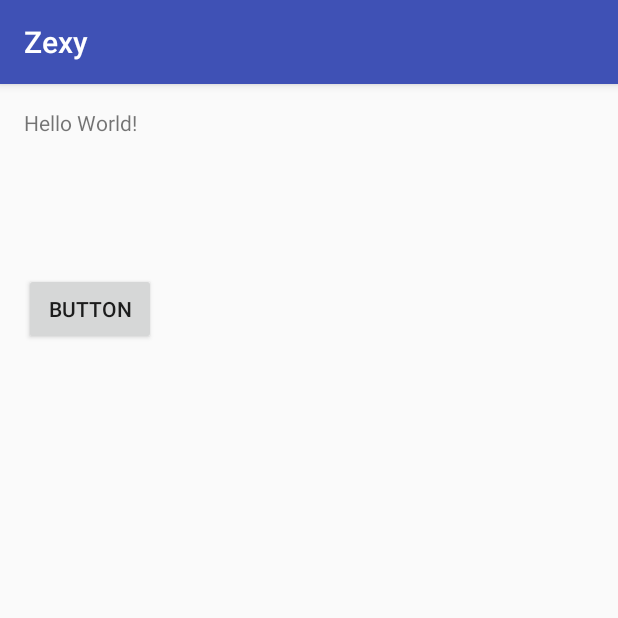
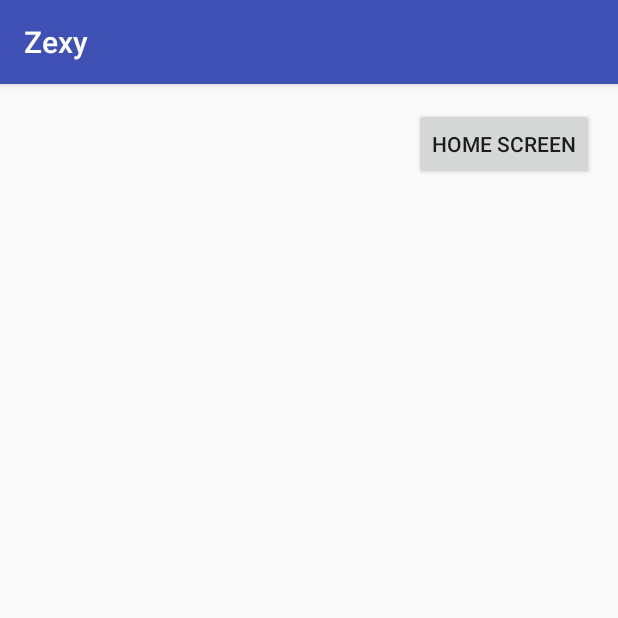
Before and after one commit to zexywarrior/dchack2016, an Android app: the screen it shows after launch (MainActivity), on a phone screen of 412 x 824 dp, the top half of it. Run offline under Robolectric (Android 15) with nearby library versions, the phone set to English and light mode, and no system bars.

Commit message:
Home Page Done

```diff
--- a/Zexy/app/src/main/AndroidManifest.xml
+++ b/Zexy/app/src/main/AndroidManifest.xml
@@ -15,6 +15,7 @@
                 <category android:name="android.intent.category.LAUNCHER" />
             </intent-filter>
         </activity>
+        <activity android:name=".LaunchActivity"></activity>
     </application>
 
 </manifest>
--- a/Zexy/app/src/main/java/com/example/elliscrawford/zexy/MainActivity.java
+++ b/Zexy/app/src/main/java/com/example/elliscrawford/zexy/MainActivity.java
@@ -1,5 +1,6 @@
 package com.example.elliscrawford.zexy;
 
+import android.content.Intent;
 import android.support.v7.app.AppCompatActivity;
 import android.os.Bundle;
 import android.view.View;
@@ -13,7 +14,8 @@ public class MainActivity extends AppCompatActivity {
         setContentView(R.layout.activity_main);
     }
 
-    public void buttonPressed(View view) {
-        Toast.makeText(MainActivity.this,"button was pressed", Toast.LENGTH_SHORT);
+    public void Screen1(View view) {
+        Intent i = new Intent(MainActivity.this, LaunchActivity.class);
+        startActivity(i);
     }
 }
--- a/Zexy/app/src/main/res/layout/activity_main.xml
+++ b/Zexy/app/src/main/res/layout/activity_main.xml
@@ -10,17 +10,17 @@
     android:paddingTop="@dimen/activity_vertical_margin"
     tools:context="com.example.elliscrawford.zexy.MainActivity">
 
-    <TextView
+
+    <Button
+        android:text="Home Screen"
         android:layout_width="wrap_content"
         android:layout_height="wrap_content"
-        android:text="Hello World!" />
+        android:id="@+id/button2"
+        android:layout_alignParentTop="true"
+        android:layout_alignParentEnd="true"
+        android:onClick="Screen1"
 
-    <Button
-        android:text="Button"
-        android:layout_width="wrap_content"
-        android:layout_height="wrap_content"
-        android:layout_below="@+id/textView"
-        android:layout_marginTop="110dp"
-        android:id="@+id/button"
-        android:onClick="buttonPressed"/>
+        />
+
+
 </RelativeLayout>
```
Also changed, not shown: Zexy/app/src/main/java/com/example/elliscrawford/zexy/LaunchActivity.java (added, +13 -0 lines), Zexy/app/src/main/res/layout/activity_launch.xml (added, +40 -0 lines).
